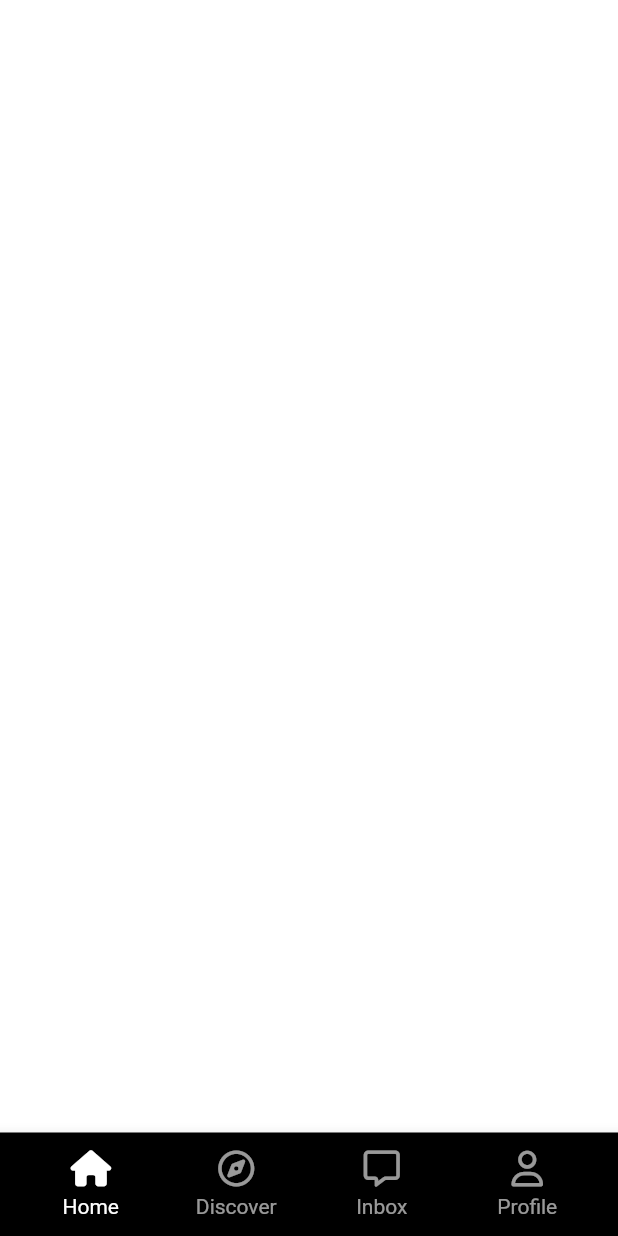
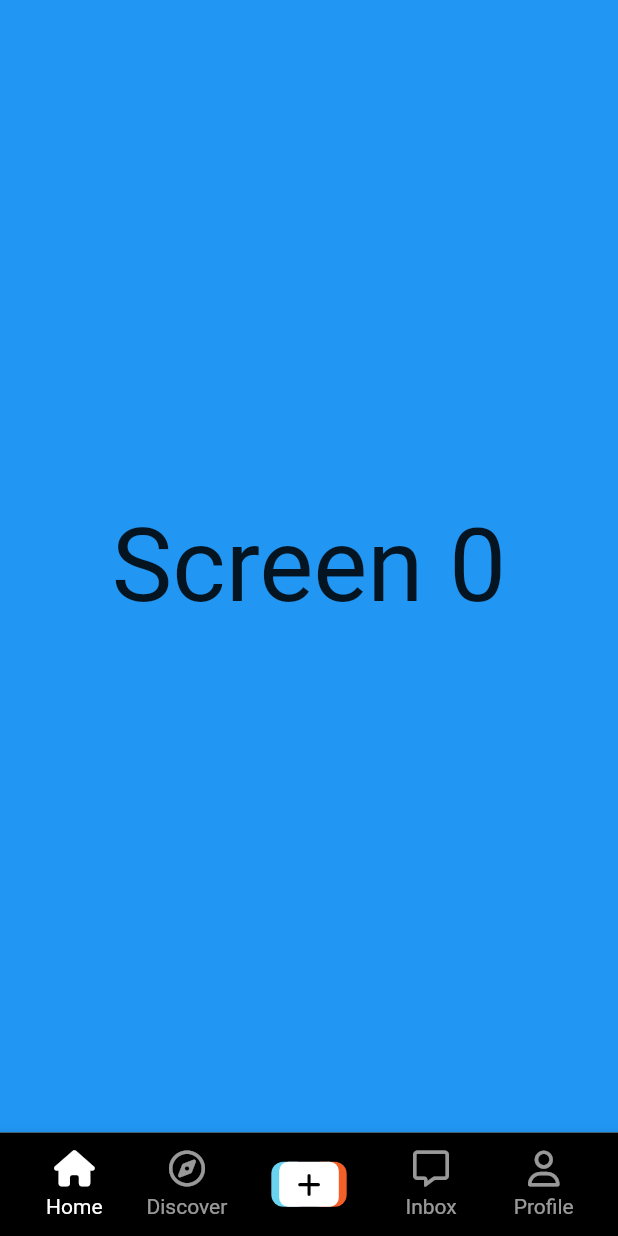
Before and after one commit to Dhui-Park/cocoharu_2.0, a Flutter app: the screen it shows after launch, on a phone screen of 412 x 824 dp. Run offline on Flutter 3.47's test engine with Material 2 defaults, Android fonts, the phone set to English and light mode, and no system bars; our stand-ins replace font_awesome_flutter.

Commit message:
Post Video Button & Video Timeline Infinite Scrolling

```diff
--- a/lib/features/main_navigation/main_navigation_screen.dart
+++ b/lib/features/main_navigation/main_navigation_screen.dart
@@ -1,7 +1,11 @@
+import 'package:cocoharu_second/constants/gaps.dart';
 import 'package:cocoharu_second/constants/sizes.dart';
 import 'package:cocoharu_second/features/main_navigation/widgets/nav_tab.dart';
+import 'package:cocoharu_second/features/main_navigation/widgets/post_video_button.dart';
 import 'package:flutter/material.dart';
 import 'package:font_awesome_flutter/font_awesome_flutter.dart';
+
+import '../videos/video_timeline_screen.dart';
 
 class MainNavigationScreen extends StatefulWidget {
   const MainNavigationScreen({super.key});
@@ -19,6 +23,19 @@ class _MainNavigationScreenState extends State<MainNavigationScreen> {
     });
   }
 
+  void _onPostVideoButtonTap() {
+    Navigator.of(context).push(
+      MaterialPageRoute(
+        builder: (context) => Scaffold(
+          appBar: AppBar(
+            title: const Text("Record video"),
+          ),
+        ),
+        fullscreenDialog: true,
+      ),
+    );
+  }
+
   @override
   Widget build(BuildContext context) {
     return Scaffold(
@@ -26,7 +43,7 @@ class _MainNavigationScreenState extends State<MainNavigationScreen> {
         children: [
           Offstage(
             offstage: _selectedIndex != 0,
-            child: Container(),
+            child: const VideoTimeLineScreen(),
           ),
           Offstage(
             offstage: _selectedIndex != 1,
@@ -48,6 +65,7 @@ class _MainNavigationScreenState extends State<MainNavigationScreen> {
           padding: const EdgeInsets.all(Sizes.size12),
           child: Row(
             mainAxisAlignment: MainAxisAlignment.spaceBetween,
+            crossAxisAlignment: CrossAxisAlignment.center,
             children: [
               NavTab(
                 text: "Home",
@@ -63,6 +81,18 @@ class _MainNavigationScreenState extends State<MainNavigationScreen> {
                 selectedIcon: FontAwesomeIcons.solidCompass,
                 onTap: () => _onTap(1),
               ),
+              Gaps.h24,
+              GestureDetector(
+                onTap: _onPostVideoButtonTap,
+                child: AnimatedContainer(
+                  // animate this button (code challenge)
+                  duration: const Duration(
+                    milliseconds: 300,
+                  ),
+                  child: const PostVideoButton(),
+                ),
+              ),
+              Gaps.h24,
               NavTab(
                 text: "Inbox",
                 isSelected: _selectedIndex == 3,
--- /dev/null
+++ b/lib/features/main_navigation/widgets/post_video_button.dart
@@ -0,0 +1,61 @@
+import 'package:cocoharu_second/constants/sizes.dart';
+import 'package:flutter/material.dart';
+import 'package:font_awesome_flutter/font_awesome_flutter.dart';
+
+class PostVideoButton extends StatelessWidget {
+  const PostVideoButton({super.key});
+
+  @override
+  Widget build(BuildContext context) {
+    return Stack(
+      clipBehavior: Clip.none,
+      children: [
+        Positioned(
+          right: 20,
+          child: Container(
+            height: 30,
+            width: 25,
+            padding: const EdgeInsets.symmetric(
+              horizontal: Sizes.size8,
+            ),
+            decoration: BoxDecoration(
+              color: const Color(0xff6aD4F0),
+              borderRadius: BorderRadius.circular(Sizes.size8),
+            ),
+          ),
+        ),
+        Positioned(
+          left: 20,
+          child: Container(
+            height: 30,
+            width: 25,
+            padding: const EdgeInsets.symmetric(
+              horizontal: Sizes.size8,
+            ),
+            decoration: BoxDecoration(
+              color: Theme.of(context).primaryColor,
+              borderRadius: BorderRadius.circular(Sizes.size8),
+            ),
+          ),
+        ),
+        Container(
+          height: 30,
+          padding: const EdgeInsets.symmetric(
+            horizontal: Sizes.size12,
+          ),
+          decoration: BoxDecoration(
+            color: Colors.white,
+            borderRadius: BorderRadius.circular(Sizes.size6),
+          ),
+          child: const Center(
+            child: FaIcon(
+              FontAwesomeIcons.plus,
+              color: Colors.black,
+              size: 18,
+            ),
+          ),
+        ),
+      ],
+    );
+  }
+}
--- /dev/null
+++ b/lib/features/videos/video_timeline_screen.dart
@@ -0,0 +1,52 @@
+import 'package:flutter/material.dart';
+
+class VideoTimeLineScreen extends StatefulWidget {
+  const VideoTimeLineScreen({super.key});
+
+  @override
+  State<VideoTimeLineScreen> createState() => _VideoTimeLineScreenState();
+}
+
+class _VideoTimeLineScreenState extends State<VideoTimeLineScreen> {
+  int _itemCount = 4;
+
+  List<Color> colors = [
+    Colors.blue,
+    Colors.red,
+    Colors.teal,
+    Colors.yellow,
+  ];
+
+  void _onPageChanged(int page) {
+    if (page == _itemCount - 1) {
+      _itemCount = _itemCount + 4;
+      colors.addAll([
+        Colors.blue,
+        Colors.red,
+        Colors.teal,
+        Colors.yellow,
+      ]);
+      setState(() {});
+    }
+  }
+
+  @override
+  Widget build(BuildContext context) {
+    return PageView.builder(
+      scrollDirection: Axis.vertical,
+      onPageChanged: _onPageChanged,
+      itemCount: _itemCount,
+      itemBuilder: (context, index) => Container(
+        color: colors[index],
+        child: Center(
+          child: Text(
+            "Screen $index",
+            style: const TextStyle(
+              fontSize: 68,
+            ),
+          ),
+        ),
+      ),
+    );
+  }
+}
```
